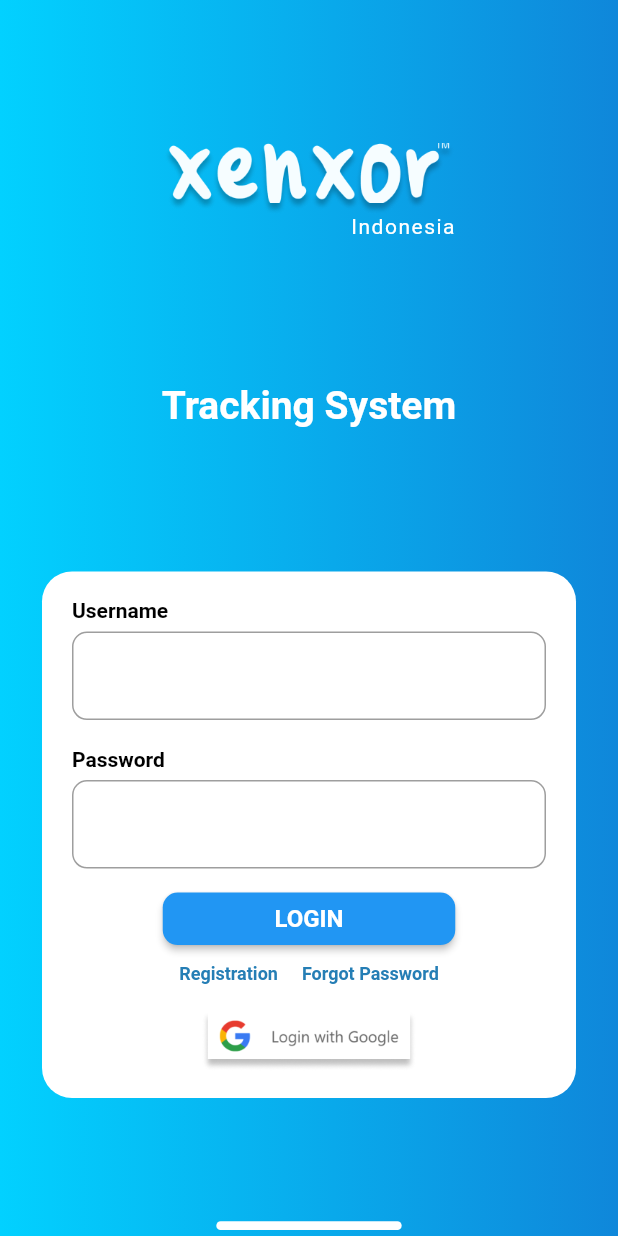
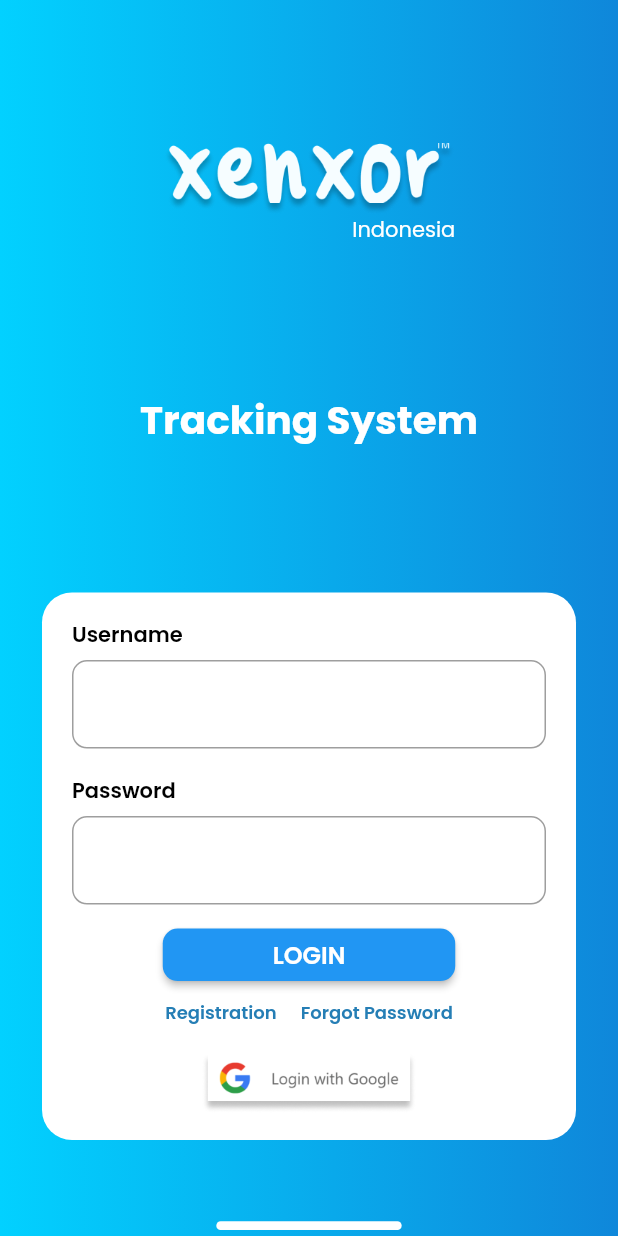
Before and after one commit to Gifrad/Tracking-App, a Flutter app: the screen it shows after launch, on a phone screen of 412 x 824 dp. Run offline on Flutter 3.47's test engine with Material 2 defaults, Android fonts, the phone set to English and light mode, and no system bars; our stand-ins replace google_fonts.

```diff
--- a/lib/pages/login/login_page.dart
+++ b/lib/pages/login/login_page.dart
@@ -1,4 +1,5 @@
 import 'package:flutter/material.dart';
+import 'package:tracking_app/pages/widget/custome_from_filed.dart';
 import 'package:tracking_app/shared/theme.dart';
 
 class LoginPage extends StatelessWidget {
@@ -37,9 +38,8 @@ class LoginPage extends StatelessWidget {
                     children: [
                       Text(
                         'Indonesia',
-                        style: TextStyle(
+                        style: whiteTextStyle.copyWith(
                           color: whiteColor,
-                          letterSpacing: 1,
                         ),
                       ),
                     ],
@@ -50,7 +50,7 @@ class LoginPage extends StatelessWidget {
                 ),
                 Text(
                   'Tracking System',
-                  style: TextStyle(
+                  style: whiteTextStyle.copyWith(
                     color: whiteColor,
                     fontWeight: FontWeight.w700,
                     fontSize: 26,
@@ -77,7 +77,7 @@ class LoginPage extends StatelessWidget {
                     children: [
                       Text(
                         'Username',
-                        style: TextStyle(
+                        style: blackTextStyle.copyWith(
                             color: blackColor,
                             fontWeight: FontWeight.w600,
                             fontSize: 14),
@@ -85,19 +85,13 @@ class LoginPage extends StatelessWidget {
                       const SizedBox(
                         height: 6,
                       ),
-                      TextFormField(
-                        decoration: InputDecoration(
-                          border: OutlineInputBorder(
-                            borderRadius: BorderRadius.circular(10),
-                          ),
-                        ),
-                      ),
+                      const CustomFormField(),
                       const SizedBox(
                         height: 18,
                       ),
                       Text(
                         'Password',
-                        style: TextStyle(
+                        style: blackTextStyle.copyWith(
                             color: blackColor,
                             fontWeight: FontWeight.w600,
                             fontSize: 14),
@@ -105,13 +99,7 @@ class LoginPage extends StatelessWidget {
                       const SizedBox(
                         height: 6,
                       ),
-                      TextFormField(
-                        obscureText: true,
-                        decoration: InputDecoration(
-                          border: OutlineInputBorder(
-                              borderRadius: BorderRadius.circular(10)),
-                        ),
-                      ),
+                      const CustomFormField(),
                       const SizedBox(
                         height: 16,
                       ),
@@ -127,10 +115,11 @@ class LoginPage extends StatelessWidget {
                             onPressed: () {},
                             child: Text(
                               'LOGIN',
-                              style: TextStyle(
-                                  fontWeight: FontWeight.w600,
-                                  color: whiteColor,
-                                  fontSize: 16),
+                              style: whiteTextStyle.copyWith(
+                                fontWeight: FontWeight.w600,
+                                color: whiteColor,
+                                fontSize: 16,
+                              ),
                             ),
                           ),
                         ),
@@ -142,12 +131,12 @@ class LoginPage extends StatelessWidget {
                         mainAxisAlignment: MainAxisAlignment.center,
                         children: [
                           InkWell(
-                            onTap: (){
+                            onTap: () {
                               Navigator.pushNamed(context, '/register');
                             },
                             child: Text(
                               'Registration',
-                              style: TextStyle(
+                              style: blueTextStyle.copyWith(
                                 color: blueColor,
                                 fontWeight: FontWeight.w600,
                                 fontSize: 12,
@@ -161,7 +150,7 @@ class LoginPage extends StatelessWidget {
                             onTap: () {},
                             child: Text(
                               'Forgot Password',
-                              style: TextStyle(
+                              style: blueTextStyle.copyWith(
                                 color: blueColor,
                                 fontWeight: FontWeight.w600,
                                 fontSize: 12,
--- /dev/null
+++ b/lib/pages/widget/custome_from_filed.dart
@@ -0,0 +1,34 @@
+import 'package:flutter/material.dart';
+
+class CustomFormField extends StatelessWidget {
+  const CustomFormField({
+    super.key,
+  });
+
+  @override
+  Widget build(BuildContext context) {
+    return TextFormField(
+      cursorColor: Colors.grey,
+      decoration: InputDecoration(
+        border: OutlineInputBorder(
+          borderRadius: BorderRadius.circular(10),
+          borderSide: const BorderSide(
+            color: Colors.grey,
+          ),
+        ),
+        enabledBorder: OutlineInputBorder(
+          borderRadius: BorderRadius.circular(10),
+          borderSide: const BorderSide(
+            color: Colors.grey,
+          ),
+        ),
+        focusedBorder: OutlineInputBorder(
+          borderRadius: BorderRadius.circular(10),
+          borderSide: const BorderSide(
+            color: Colors.grey,
+          ),
+        ),
+      ),
+    );
+  }
+}
--- a/lib/shared/theme.dart
+++ b/lib/shared/theme.dart
@@ -1,4 +1,5 @@
 import 'package:flutter/material.dart';
+import 'package:google_fonts/google_fonts.dart';
 
 Color blueColor = const Color(0xff257EB5);
 Color whiteColor = const Color(0xffFFFFFF);
@@ -13,3 +14,36 @@ Color blueTextColor = const Color(0xff0082D2);
 Color blueButtonColor = const Color(0xff0F87DA);
 Color linearBg1 = const Color(0xff0F87DA);
 Color linearBg2 = const Color(0xff02D1FF);
+
+TextStyle blackBodyTextStyle = GoogleFonts.poppins(
+  color: blackBodyTextColor,
+);
+
+TextStyle greySecondaryTextStyle = GoogleFonts.poppins(
+  color: greySecondaryColor,
+);
+
+TextStyle greyThirdTextStyle = GoogleFonts.poppins(
+  color: greyThirdColor,
+);
+
+TextStyle blackTextStyle = GoogleFonts.poppins(
+  color: blackColor,
+);
+
+TextStyle blueTextStyle = GoogleFonts.poppins(
+  color: blueColor,
+);
+
+TextStyle whiteTextStyle = GoogleFonts.poppins(
+  color: whiteColor,
+);
+
+
+FontWeight light = FontWeight.w300;
+FontWeight regular = FontWeight.w400;
+FontWeight medium = FontWeight.w500;
+FontWeight semibold = FontWeight.w600;
+FontWeight bold = FontWeight.w700;
+FontWeight extraBold = FontWeight.w800;
+FontWeight black = FontWeight.w900;
--- a/pubspec.yaml
+++ b/pubspec.yaml
@@ -36,6 +36,7 @@ dependencies:
   # The following adds the Cupertino Icons font to your application.
   # Use with the CupertinoIcons class for iOS style icons.
   cupertino_icons: ^1.0.2
+  google_fonts: ^4.0.4
 
 dev_dependencies:
   flutter_test:
```
Also changed, not shown: lib/pages/register/register_page.dart (+119 -2 lines), lib/pages/register/widget/form_filed_register.dart (added, +50 -0 lines), pubspec.lock, 1 other file.
